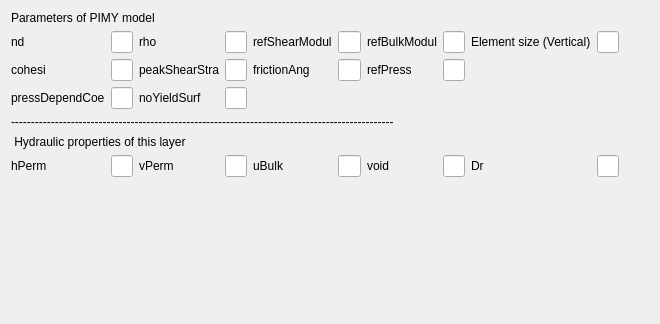
First picture: the form in UI/PIMY.ui, repository NHERI-SimCenter/QS3hark, before the edit.
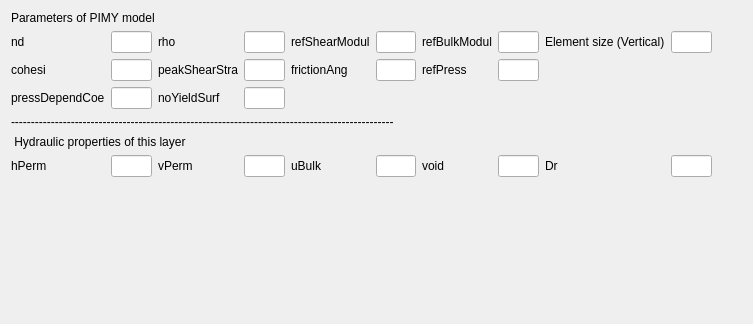
Second picture: the form after the edit.

```diff
--- a/UI/PIMY.ui
+++ b/UI/PIMY.ui
@@ -6,7 +6,7 @@
    <rect>
     <x>0</x>
     <y>0</y>
-    <width>660</width>
+    <width>753</width>
     <height>324</height>
    </rect>
   </property>
```
Left out of the diff: 4 changed lines with no effect on the pictures.
